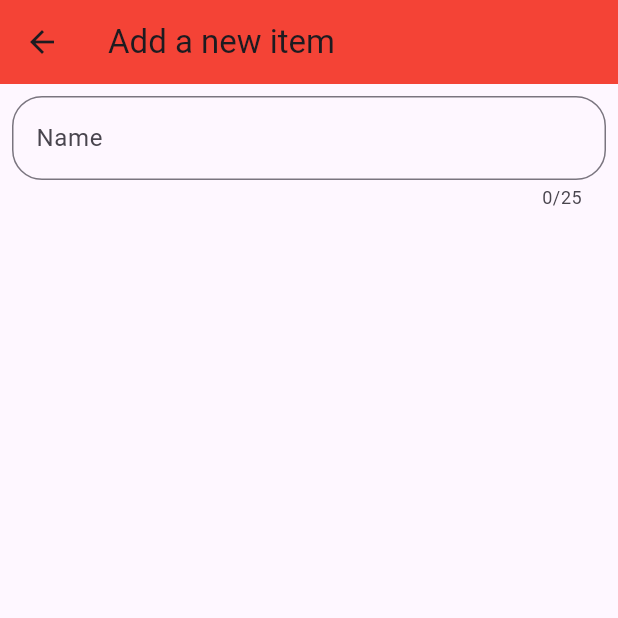
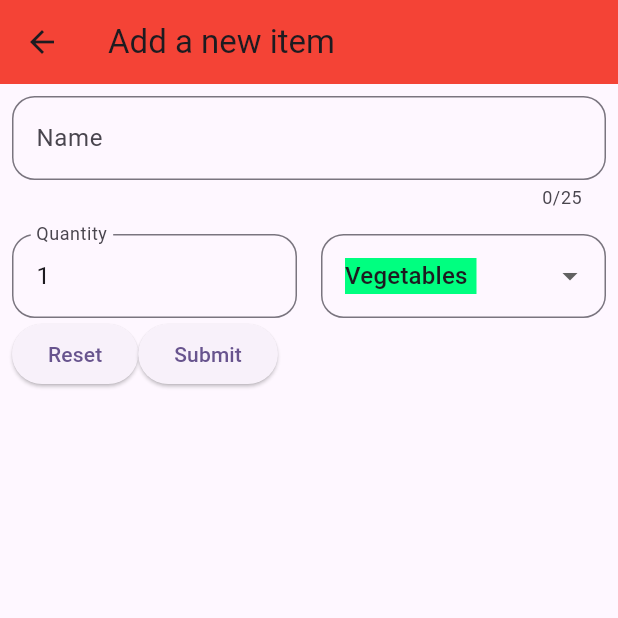
Before and after one commit to vishwanath-91/shopping_list_app, a Flutter app: the screen it shows after launch, after a tap on the "add" icon, on a phone screen of 412 x 824 dp, the top half of it. Run offline on Flutter 3.47's test engine with Material 3 defaults, Android fonts, the phone set to English and light mode, and no system bars.

```diff
--- a/lib/Data/categories.dart
+++ b/lib/Data/categories_Data.dart
@@ -1,7 +1,7 @@
 import 'package:flutter/material.dart';
-import 'package:shopping_list_app/Model/category.dart';
+import 'package:shopping_list_app/Model/category_model.dart';
 
-const categories = {
+const categoriesDataMap = {
   CategoriesEnumList.vegetables: CategoryModel(
     'Vegetables',
     Color.fromARGB(255, 0, 255, 128),
--- a/lib/Model/grocery_item.dart
+++ b/lib/Model/grocery_item_model.dart
@@ -1,4 +1,4 @@
-import 'package:shopping_list_app/Model/category.dart';
+import 'package:shopping_list_app/Model/category_model.dart';
 
 class GroceryItemModel {
   const GroceryItemModel({
--- a/lib/add_new_item.dart
+++ b/lib/add_new_item.dart
@@ -1,14 +1,39 @@
 import 'package:flutter/material.dart';
+import 'package:shopping_list_app/Data/categories_Data.dart';
+import 'package:shopping_list_app/Model/grocery_item_model.dart';
+
+import 'Model/category_model.dart';
 
 class AddNewItem extends StatefulWidget {
-  const AddNewItem({super.key});
+  const AddNewItem({Key? key}) : super(key: key);
 
   @override
   State<AddNewItem> createState() => _AddNewItemState();
 }
 
 class _AddNewItemState extends State<AddNewItem> {
-  final _enteredName = TextEditingController();
+  final _formKey = GlobalKey<FormState>();
+  String _enteredName = "";
+  late int _quantity;
+  CategoryModel? _selectedCategory;
+
+  @override
+  void initState() {
+    super.initState();
+    _quantity = 1;
+    _selectedCategory = categoriesDataMap[CategoriesEnumList.vegetables];
+  }
+
+  void _saveItems() {
+    if (_formKey.currentState!.validate()) {
+      _formKey.currentState!.save();
+      Navigator.of(context).pop(GroceryItemModel(
+          id: DateTime.now().toString(),
+          name: _enteredName,
+          quantity: _quantity,
+          category: _selectedCategory!));
+    }
+  }
 
   @override
   Widget build(BuildContext context) {
@@ -20,16 +45,16 @@ class _AddNewItemState extends State<AddNewItem> {
       body: Padding(
         padding: const EdgeInsets.all(8.0),
         child: Form(
+          key: _formKey,
           child: Column(
             children: [
               TextFormField(
-                controller: _enteredName,
                 maxLength: 25,
                 decoration: InputDecoration(
                   border: OutlineInputBorder(
-                    borderRadius: BorderRadius.circular(20),
+                    borderRadius: BorderRadius.circular(15),
                   ),
-                  label: const Text("Name"),
+                  labelText: "Name",
                 ),
                 validator: (value) {
                   if (value == null ||
@@ -41,8 +66,84 @@ class _AddNewItemState extends State<AddNewItem> {
                     return null;
                   }
                 },
-                onSaved: (newValue) {},
+                onSaved: (newValue) {
+                  _enteredName = newValue!;
+                },
               ),
+              const SizedBox(height: 16),
+              Row(
+                children: [
+                  Flexible(
+                    child: TextFormField(
+                      decoration: InputDecoration(
+                        border: OutlineInputBorder(
+                          borderRadius: BorderRadius.circular(15),
+                        ),
+                        labelText: "Quantity",
+                      ),
+                      keyboardType: TextInputType.number,
+                      validator: (value) {
+                        if (value == null ||
+                            value.isEmpty ||
+                            int.tryParse(value.trim()) == null ||
+                            int.parse(value.trim()) <= 0) {
+                          return "must be a valid positive number";
+                        } else {
+                          return null;
+                        }
+                      },
+                      initialValue: _quantity.toString(),
+                      onSaved: (newValue) {
+                        _quantity = int.parse(newValue!);
+                      },
+                    ),
+                  ),
+                  const SizedBox(width: 16),
+                  Flexible(
+                    child: DropdownButtonFormField<CategoryModel>(
+                      decoration: InputDecoration(
+                        border: OutlineInputBorder(
+                          borderRadius: BorderRadius.circular(15),
+                        ),
+                      ),
+                      value: _selectedCategory,
+                      items: categoriesDataMap.entries.map((category) {
+                        return DropdownMenuItem<CategoryModel>(
+                          value: category.value,
+                          child: Container(
+                            color: category.value.color,
+                            child: Row(
+                              children: [
+                                Text(category.value.title),
+                                const SizedBox(width: 6),
+                              ],
+                            ),
+                          ),
+                        );
+                      }).toList(),
+                      onChanged: (value) {
+                        setState(() {
+                          _selectedCategory = value;
+                        });
+                      },
+                    ),
+                  ),
+                ],
+              ),
+              Row(
+                children: [
+                  ElevatedButton(
+                    onPressed: () {
+                      _formKey.currentState!.reset();
+                    },
+                    child: const Text("Reset"),
+                  ),
+                  ElevatedButton(
+                    onPressed: _saveItems,
+                    child: const Text("Submit"),
+                  ),
+                ],
+              )
             ],
           ),
         ),
--- a/lib/grocery_list_screen.dart
+++ b/lib/grocery_list_screen.dart
@@ -1,5 +1,5 @@
 import 'package:flutter/material.dart';
-import 'package:shopping_list_app/Model/grocery_item.dart';
+import 'package:shopping_list_app/Model/grocery_item_model.dart';
 import 'package:shopping_list_app/add_new_item.dart';
 
 class GroceryListScreen extends StatefulWidget {
@@ -10,14 +10,22 @@ class GroceryListScreen extends StatefulWidget {
 }
 
 class _GroceryListScreenState extends State<GroceryListScreen> {
-  final List<GroceryItemModel> _groceryItemModel = [];
+  final List<GroceryItemModel> _groceryItemsScreen = [];
 
-  void _addItem() {
-    Navigator.push<GroceryItemModel>(
-        context,
-        MaterialPageRoute(
-          builder: (context) => const AddNewItem(),
-        ));
+  Future<void> _addItem() async {
+    final newItems = await Navigator.push<GroceryItemModel>(
+      context,
+      MaterialPageRoute(
+        builder: (context) => const AddNewItem(),
+      ),
+    );
+    if (newItems == null) {
+      return;
+    } else {
+      setState(() {
+        _groceryItemsScreen.add(newItems);
+      });
+    }
   }
 
   @override
@@ -25,6 +33,31 @@ class _GroceryListScreenState extends State<GroceryListScreen> {
     Widget content = const Center(
       child: Text("No items added yet"),
     );
+
+    if (_groceryItemsScreen.isNotEmpty) {
+      content = ListView.builder(
+        itemCount: _groceryItemsScreen.length,
+        itemBuilder: (context, index) => Card(
+          color: _groceryItemsScreen[index].category.color,
+          child: ListTile(
+            title: Text(
+              _groceryItemsScreen[index].name,
+              style: const TextStyle(
+                fontSize: 25,
+                fontWeight: FontWeight.bold,
+              ),
+            ),
+            trailing: Text(
+              _groceryItemsScreen[index].quantity.toString(),
+              style: const TextStyle(
+                fontSize: 25,
+                fontWeight: FontWeight.bold,
+              ),
+            ),
+          ),
+        ),
+      );
+    }
 
     return Scaffold(
       appBar: AppBar(
```
Also changed, not shown: lib/Data/dummy_items.dart (deleted, +0 -21 lines), lib/Data/dummy_items_Data.dart (added, +21 -0 lines), lib/Model/category_model.dart (renamed from lib/Model/category.dart).
